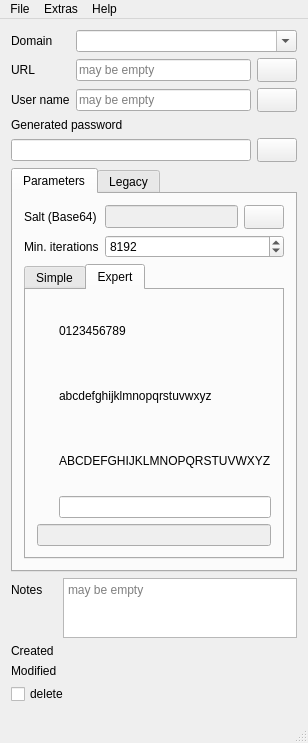
The window that Qt-SESAM/mainwindow.ui (607011/Qt-SESAM) describes before a commit, drawn with Qt 5.
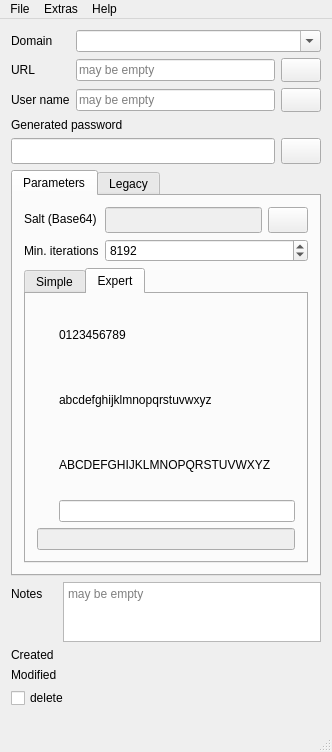
The same window after the commit. Icons and pictures are not drawn.

```diff
--- a/Qt-SESAM/mainwindow.ui
+++ b/Qt-SESAM/mainwindow.ui
@@ -6,8 +6,8 @@
    <rect>
     <x>0</x>
     <y>0</y>
-    <width>275</width>
-    <height>743</height>
+    <width>332</width>
+    <height>752</height>
    </rect>
   </property>
   <property name="windowTitle">
@@ -140,8 +140,8 @@
        <widget class="QLineEdit" name="generatedPasswordLineEdit">
         <property name="font">
          <font>
-          <family>MS Shell Dlg 2</family>
-          <pointsize>8</pointsize>
+          <family>Cantarell</family>
+          <pointsize>11</pointsize>
           <weight>50</weight>
           <bold>false</bold>
          </font>
@@ -216,8 +216,8 @@
               </property>
               <property name="font">
                <font>
-                <family>Courier</family>
-                <pointsize>9</pointsize>
+                <family>Cantarell</family>
+                <pointsize>11</pointsize>
                </font>
               </property>
               <property name="cursor">
@@ -660,8 +660,8 @@
     <rect>
      <x>0</x>
      <y>0</y>
-     <width>275</width>
-     <height>21</height>
+     <width>332</width>
+     <height>27</height>
     </rect>
    </property>
    <widget class="QMenu" name="menuFile">
```
